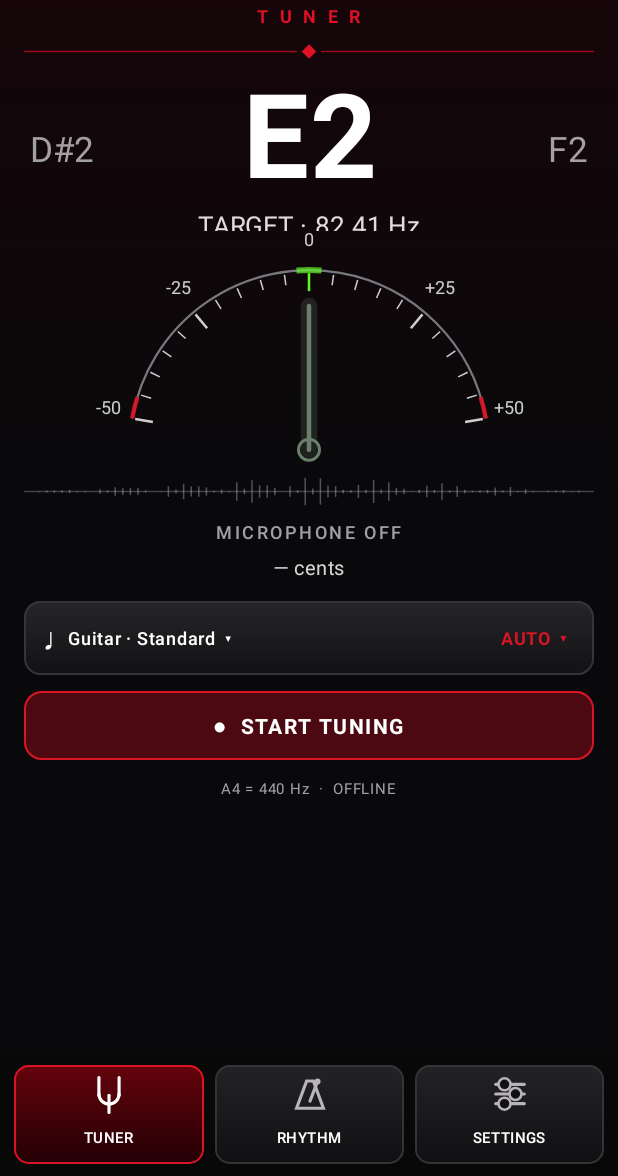
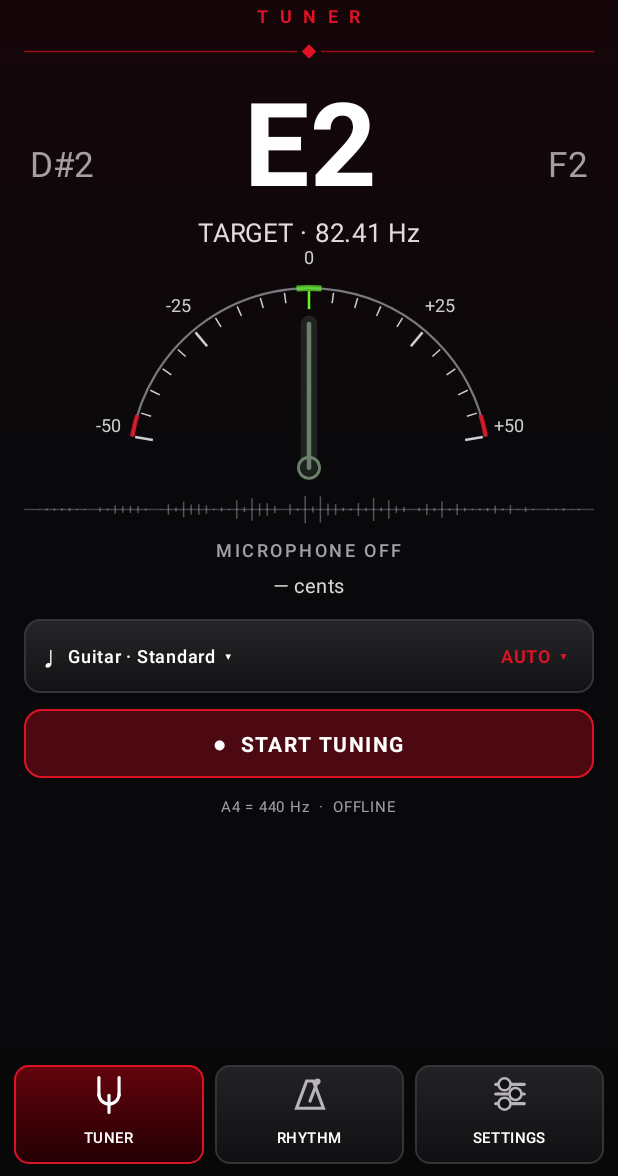
Before and after one commit to lazosorestis-wq/Fishbone-Tuner-v0.1, an Android app built with Jetpack Compose: the screen it shows after launch (MainActivity), on a phone screen of 412 x 824 dp, the part 60-1236 px from its top. Run offline under Robolectric (Android 15) with nearby library versions, the phone set to English and light mode, and no system bars.

Commit message:
Prevent frequency label clipping in compact tuner layouts

```diff
--- a/app/src/main/java/com/fishbone/tuner/MainActivity.kt
+++ b/app/src/main/java/com/fishbone/tuner/MainActivity.kt
@@ -187,16 +187,16 @@ private fun TunerScreen(preset: Tuning, referencePitch: Int, onTuningChange: (Tu
         FishboneHeader("", compact)
         Spacer(Modifier.height(if(compact) 3.dp else 8.dp))
         // Larger centered note and adjacent semitones, as in the approved design.
-        Box(Modifier.fillMaxWidth().height(if(compact) 90.dp else 108.dp)) {
+        Box(Modifier.fillMaxWidth().height(if(compact) 116.dp else 128.dp)) {
             val name = displayMidi?.let(Tunings::name) ?: "—"
             Column(Modifier.align(Alignment.Center),
                 horizontalAlignment = Alignment.CenterHorizontally) {
                 Text(name,
                     color = if (inTune) Green else Color.White,
-                    fontSize = if (name.length > 3) (if(compact) 60.sp else 68.sp)
-                        else (if(compact) 70.sp else 78.sp),
+                    fontSize = if (name.length > 3) (if(compact) 55.sp else 67.sp)
+                        else (if(compact) 64.sp else 77.sp),
                     fontWeight = FontWeight.Bold,
-                    lineHeight = if(compact) 72.sp else 82.sp,
+                    lineHeight = if(compact) 66.sp else 80.sp,
                     textAlign = TextAlign.Center)
                 Text(
                     pitch?.let { "%.2f Hz".format(java.util.Locale.US, it) }
@@ -213,7 +213,7 @@ private fun TunerScreen(preset: Tuning, referencePitch: Int, onTuningChange: (Tu
                     fontSize = 23.sp, color = Muted)
             }
         }
-        Spacer(Modifier.height(if(compact) 28.dp else 22.dp))
+        Spacer(Modifier.height(if(compact) 10.dp else 14.dp))
         TuningMeter(animatedCents.toDouble(), listening && pitch != null, inTune, compact)
         Spacer(Modifier.height(4.dp))
         Canvas(Modifier.fillMaxWidth().height(if(compact) 14.dp else 23.dp)) {
```
